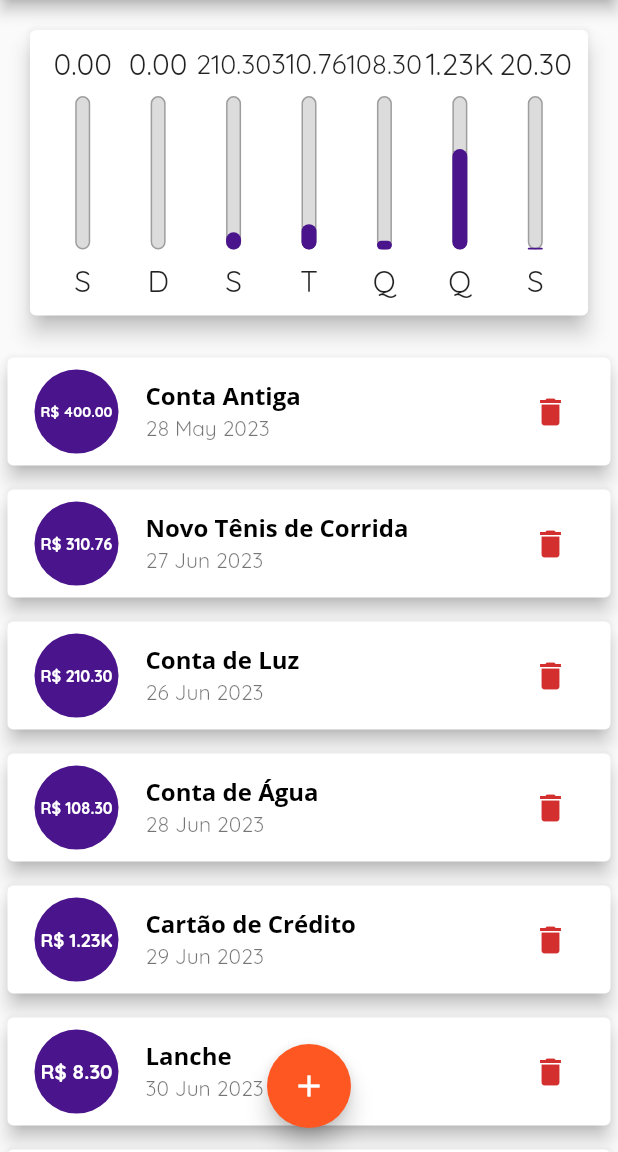
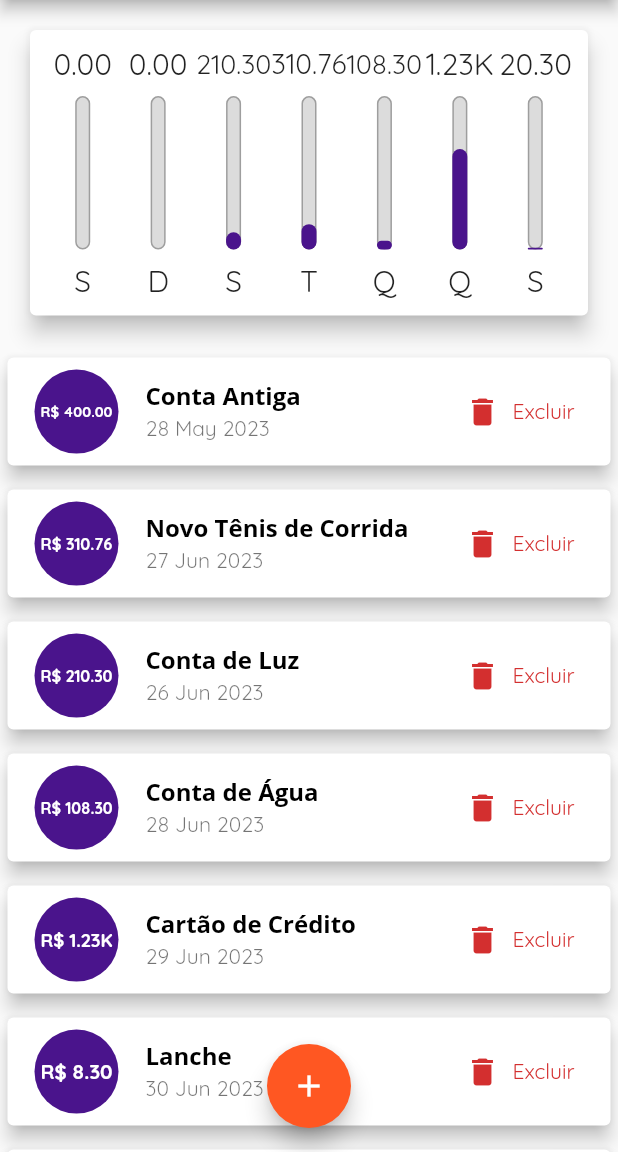
Before and after one commit to jhonatancassante/despesas_pessoais_flutter, a Flutter app: the screen it shows after launch, on a phone screen of 412 x 824 dp, the part 84-1236 px from its top. Run offline on Flutter 3.47's test engine with Material 2 defaults, Android fonts, the phone set to English and light mode, and no system bars.

Commit message:
Implementado melhoria de responsividade para botão excluir

```diff
--- a/lib/components/lista_transacao.dart
+++ b/lib/components/lista_transacao.dart
@@ -70,11 +70,25 @@ class ListaTransacao extends StatelessWidget {
                   subtitle: Text(
                     DateFormat('dd MMM y').format(tr.data),
                   ),
-                  trailing: IconButton(
-                    onPressed: () => aoRemover(tr.id),
-                    icon: const Icon(Icons.delete),
-                    color: Theme.of(context).colorScheme.error,
-                  ),
+                  trailing: MediaQuery.of(context).size.width > 400
+                      ? TextButton.icon(
+                          onPressed: () => aoRemover(tr.id),
+                          icon: Icon(
+                            Icons.delete,
+                            color: Theme.of(context).colorScheme.error,
+                          ),
+                          label: Text(
+                            'Excluir',
+                            style: TextStyle(
+                              color: Theme.of(context).colorScheme.error,
+                            ),
+                          ),
+                        )
+                      : IconButton(
+                          onPressed: () => aoRemover(tr.id),
+                          icon: const Icon(Icons.delete),
+                          color: Theme.of(context).colorScheme.error,
+                        ),
                 ),
               );
             },
```
